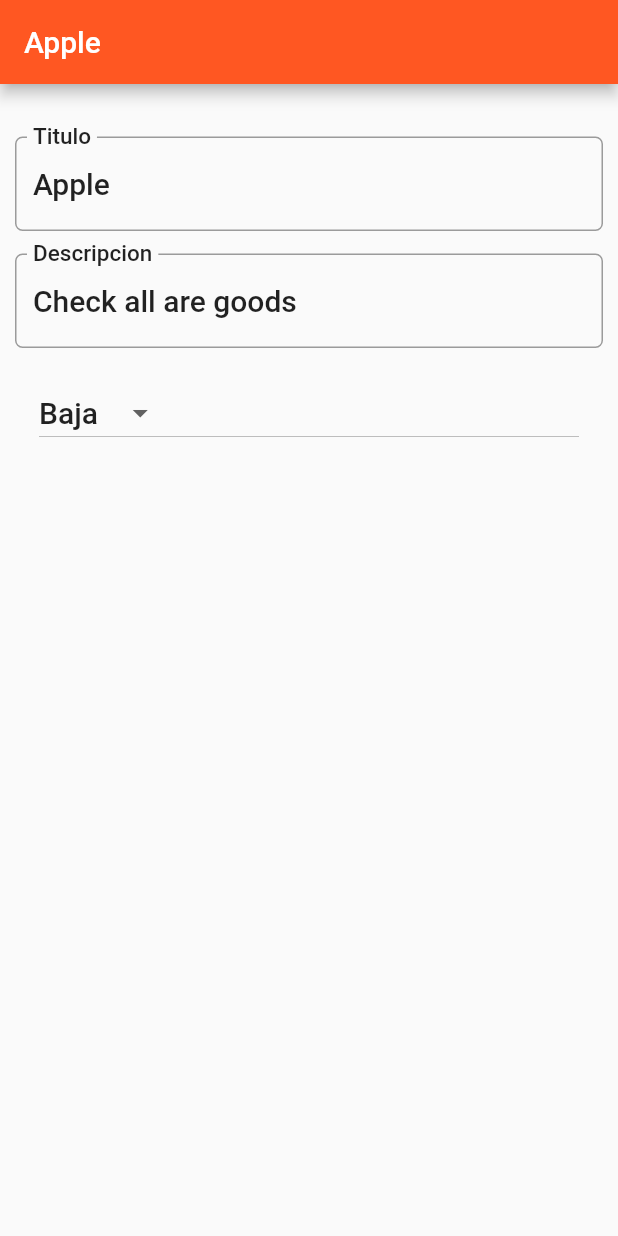
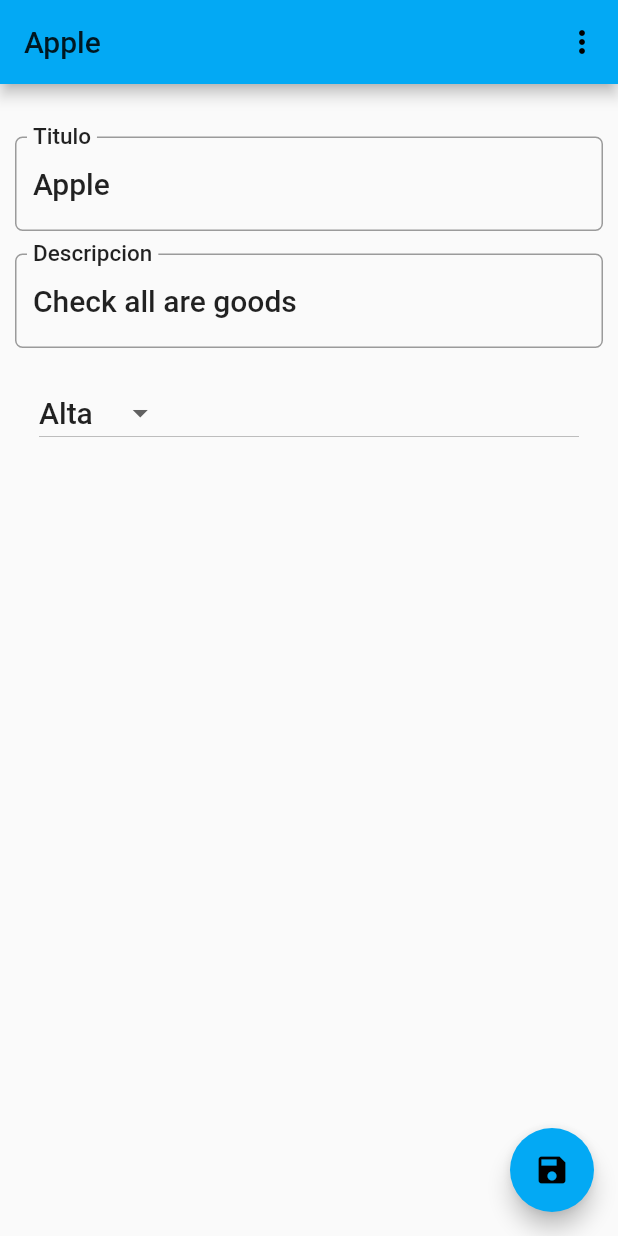
Before and after one commit to astudisho/flutter_navigation_sqflite, a Flutter app: the screen it shows after launch, after a tap on an icon or button, on a phone screen of 412 x 824 dp. Run offline on Flutter 3.47's test engine with Material 2 defaults, Android fonts, the phone set to English and light mode, and no system bars; our stand-ins replace sqflite; accounts and stored records are empty.

```diff
--- a/lib/main.dart
+++ b/lib/main.dart
@@ -15,7 +15,7 @@ class MyApp extends StatelessWidget {
     return MaterialApp(
       title: 'Todo list',
       theme: ThemeData(
-        primarySwatch: Colors.deepOrange,
+        primarySwatch: Colors.lightBlue,
       ),
       home: MyHomePage(title: 'Todos'),
     );
--- a/lib/model/todo.dart
+++ b/lib/model/todo.dart
@@ -17,7 +17,7 @@ class Todo {
   int get priority => _priority;
 
   set title(String value) {
-    if (value.length <= 255) _description = value;
+    if (value.length <= 255) _title = value;
   }
 
   set description(String value) {
--- a/lib/screens/todoList.dart
+++ b/lib/screens/todoList.dart
@@ -23,7 +23,7 @@ class TodoListState extends State<TodoList> {
     return Scaffold(
       body: todoListItems(),
       floatingActionButton: FloatingActionButton(
-        onPressed: () => navigateToDetail(Todo('', 3, '')),
+        onPressed: () => navigateToDetail(Todo("",3,"")),
         tooltip: "Add todo",
         child: new Icon(Icons.add),
       ),
@@ -96,8 +96,8 @@ class TodoListState extends State<TodoList> {
   void _seedData() async {
     var now = new DateTime.now();
     List<Todo> toInserList = <Todo>[
-      new Todo("Apple", 0, now.toString(), "Check all are goods"),
-      new Todo("Orange", 1, now.toString(), "Check all are goods"),
+      new Todo("Apple", 1, now.toString(), "Check all are goods"),
+      new Todo("Orange", 2, now.toString(), "Check all are goods"),
     ];
 
     for (final todo in toInserList) {
@@ -109,5 +109,8 @@ class TodoListState extends State<TodoList> {
   void navigateToDetail(Todo todo) async {
     bool result = await Navigator.push(
         context, MaterialPageRoute(builder: (context) => TodoDetail(todo)));
+    if (result ?? false) {
+      getData();
+    }
   }
 }
--- a/lib/screens/todo_detail.dart
+++ b/lib/screens/todo_detail.dart
@@ -3,6 +3,21 @@ import 'package:flutter/services.dart';
 import 'package:flutter_navigation_sqlite/model/todo.dart';
 import 'package:flutter_navigation_sqlite/util/dbhelper.dart';
 import 'package:intl/intl.dart';
+
+import '../util/dbhelper.dart';
+import '../util/dbhelper.dart';
+
+final DbHelper dbHelper = DbHelper();
+
+const menuSave = "Guardar y regresar";
+const menuDelete = "Eliminar";
+const menuRegresar = "Regresar";
+
+final List<String> _opciones = const <String>[
+  menuSave,
+  menuDelete,
+  menuRegresar,
+];
 
 class TodoDetail extends StatefulWidget {
   final Todo todo;
@@ -13,21 +28,35 @@ class TodoDetail extends StatefulWidget {
 }
 
 class _TodoDetailState extends State<TodoDetail> {
-  _TodoDetailState(this.todo);
-  Todo todo;
+  _TodoDetailState(this._todo);
+  Todo _todo;
   final _priorities = ["Alta", "Media", "Baja"];
   String _priority = "Baja";
-  TextEditingController titleController = new TextEditingController();
-  TextEditingController descriptionController = new TextEditingController();
+  final TextEditingController titleController = new TextEditingController();
+  final TextEditingController descriptionController = new TextEditingController();
+
   @override
   Widget build(BuildContext context) {
-    titleController.text = todo.title;
-    descriptionController.text = todo.description;
+    titleController.text = _todo.title;
+    descriptionController.text = _todo.description;
     TextStyle textStyle = Theme.of(context).textTheme.headline6;
     return Scaffold(
         appBar: AppBar(
           automaticallyImplyLeading: false,
-          title: Text(todo.title),
+          title: Text(_todo.title),
+          actions: <Widget>[
+            PopupMenuButton<String>(
+              onSelected: select,
+              itemBuilder: (BuildContext context) {
+                return _opciones.map((String opcion) {
+                  return PopupMenuItem<String>(
+                    value: opcion,
+                    child: Text(opcion),
+                  );
+                }).toList();
+              },
+            ),
+          ],
         ),
         body: Padding(
           padding: EdgeInsets.only(top: 35.0, left: 10, right: 10),
@@ -44,6 +73,7 @@ class _TodoDetailState extends State<TodoDetail> {
                         border: OutlineInputBorder(
                           borderRadius: BorderRadius.circular(5.0),
                         )),
+                        onChanged: (String value) => updateTitle(value),
                   ),
                   Padding(
                     padding: EdgeInsets.only(top: 15.0, bottom: 15.0),
@@ -56,6 +86,7 @@ class _TodoDetailState extends State<TodoDetail> {
                           border: OutlineInputBorder(
                             borderRadius: BorderRadius.circular(5.0),
                           )),
+                      onChanged: (String value) => updateDescription(value),
                     ),
                   ),
                   ListTile(
@@ -66,16 +97,96 @@ class _TodoDetailState extends State<TodoDetail> {
                         child: Text(value),
                       );
                     }).toList(),
-                    value: _priority,
+                    value: retrievePriority(_todo.priority),
                     style: textStyle,
                     onChanged: (String value) {
-                      return;
+                      updatePriority(value);
                     },
                   )),
                 ],
               ),
             ],
           ),
-        ));
+        ),
+        floatingActionButton: FloatingActionButton(
+          child: new Icon(Icons.save),
+          onPressed: () => save(),
+        ),
+    );
+
+  }
+
+  void select(String seleccion) async {
+    switch (seleccion) {
+      case menuSave:
+        save();
+        break;
+      case menuDelete:
+        Navigator.pop(context, true);
+        if (_todo.id != null) {
+          var result = await dbHelper.delete(_todo.id);
+          if (result != 0) {
+            AlertDialog alert = new AlertDialog(
+              title: Text("Eliminado"),
+              content: Text("Ha sido eliminado"),
+            );
+
+            showDialog(context: context, builder: (_) => alert);
+          }
+        }
+        break;
+      case menuRegresar:
+        Navigator.pop(context, true);
+        break;
+    }
+  }
+
+  void save() {
+    _todo.date = new DateFormat.yMd().format(DateTime.now());
+    //Save edit
+    if (_todo.id != null) {
+      dbHelper.update(_todo);
+    } else {
+      dbHelper.insert(_todo);
+    }
+    Navigator.pop(context, true);
+  }
+
+  void updatePriority(String value) {
+    switch (value) {
+      case "Alta":
+        _todo.priority = 1;
+        break;
+      case "Media":
+        _todo.priority = 2;
+        break;
+      case "Baja":
+        _todo.priority = 3;
+        break;
+      default:
+        _todo.priority = 3;
+    }
+
+    setState(() {
+      _priority = value;
+    });
+  }
+
+  String retrievePriority(int value){
+    try{
+      return _priorities[value -1];
+
+    }
+    catch(_){
+      return _priorities.last;
+    }
+  }
+
+  void updateTitle(String value){
+    _todo.title = titleController.text;
+  }
+
+  void updateDescription(String value){
+    _todo.description = descriptionController.text;
   }
 }
```
